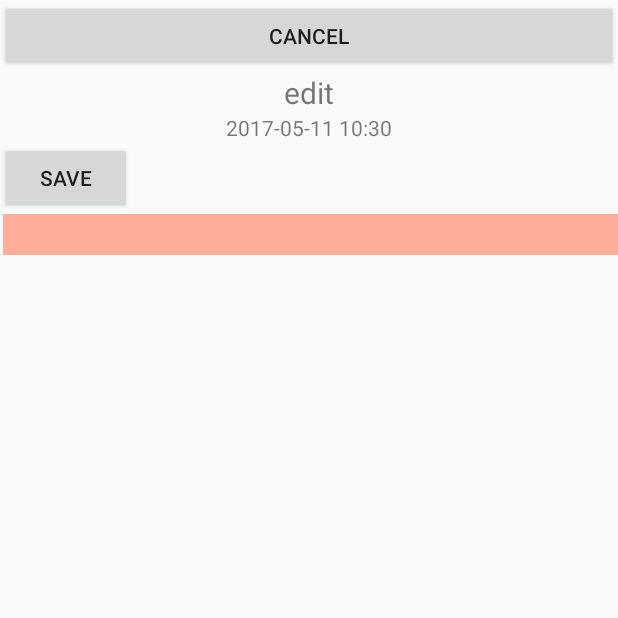
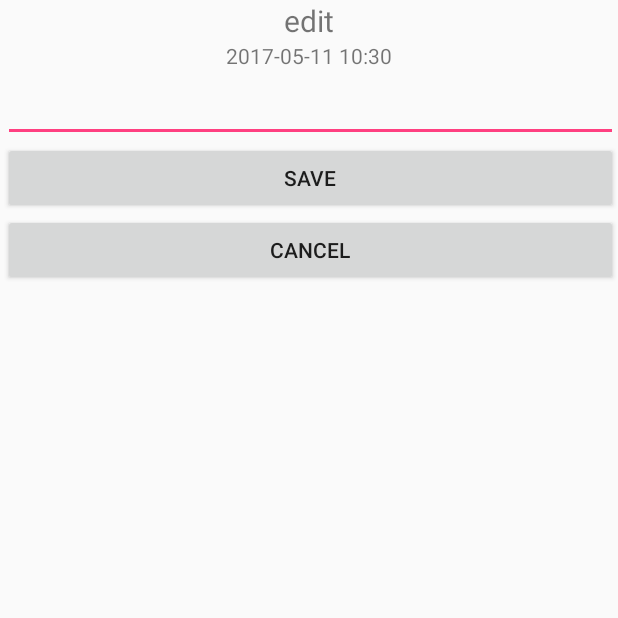
Before and after one commit to longhuayu123/notebook2, an Android app: the screen it shows after launch (noteEdit), after a tap on an icon or button, on a phone screen of 412 x 824 dp, the top half of it. Run offline under Robolectric (Android 15) with nearby library versions, the phone set to English and light mode, and no system bars.

Commit message:
List背景色

```diff
--- a/app/src/main/res/layout/activity_main.xml
+++ b/app/src/main/res/layout/activity_main.xml
@@ -28,7 +28,7 @@
             android:layout_width="match_parent"
             android:layout_height="wrap_content"
             android:layout_margin="5dp"
-            android:background="#81966f" />
+            android:background="#23c35d" />
     </LinearLayout>
 
 <!--    <Button
--- a/app/src/main/res/layout/activity_note_edit.xml
+++ b/app/src/main/res/layout/activity_note_edit.xml
@@ -12,11 +12,6 @@
         android:layout_height="wrap_content"
         android:orientation="vertical">
 
-        <Button
-            android:id="@+id/btn_cancel"
-            android:layout_width="match_parent"
-            android:layout_height="wrap_content"
-            android:text="cancel" />
 
         <LinearLayout
             android:layout_width="wrap_content"
@@ -41,12 +36,6 @@
                 android:text="" />
         </LinearLayout>
 
-        <Button
-            android:id="@+id/btn_ok"
-            android:layout_width="wrap_content"
-            android:layout_height="wrap_content"
-            android:text="save" />
-
 
     </LinearLayout>
 
@@ -66,11 +55,22 @@
                 android:id="@+id/et_content"
                 android:layout_width="match_parent"
                 android:layout_height="match_parent"
-                android:background="#ffae99"
                 android:textSize="20sp" />
 
+            <Button
+                android:id="@+id/btn_ok"
+                android:layout_width="match_parent"
+                android:layout_height="match_parent"
+                android:text="save" />
+
+            <Button
+                android:id="@+id/btn_cancel"
+                android:layout_width="match_parent"
+                android:layout_height="wrap_content"
+                android:text="cancel" />
 
         </LinearLayout>
+
 
     </ScrollView>
 
```
